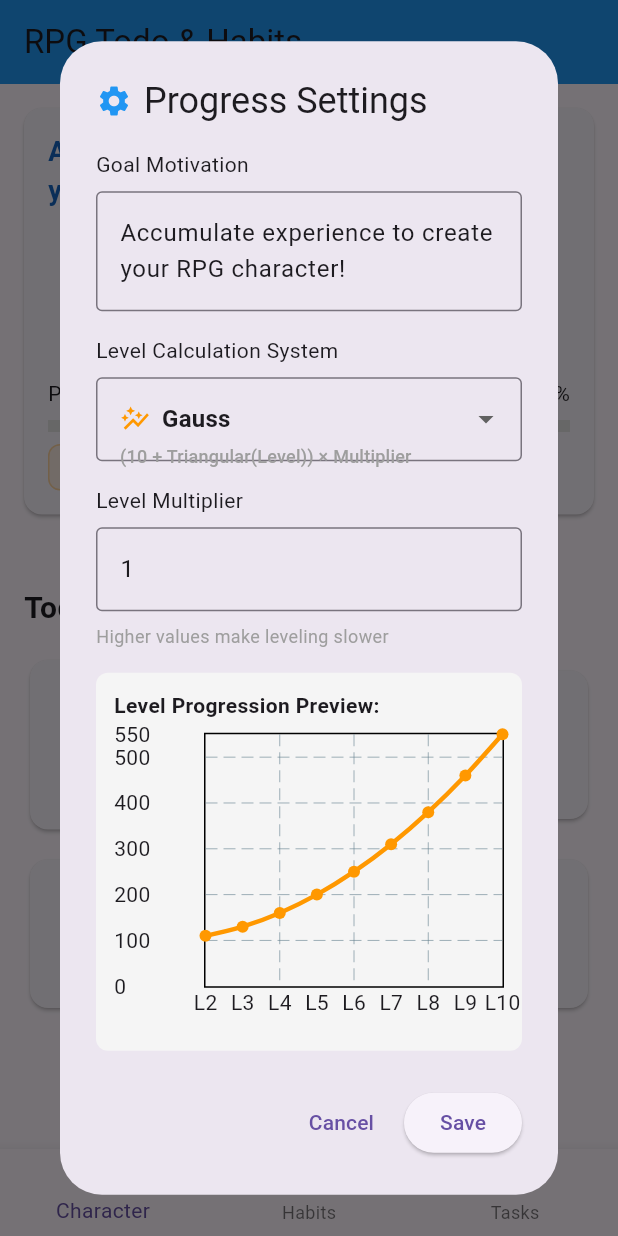
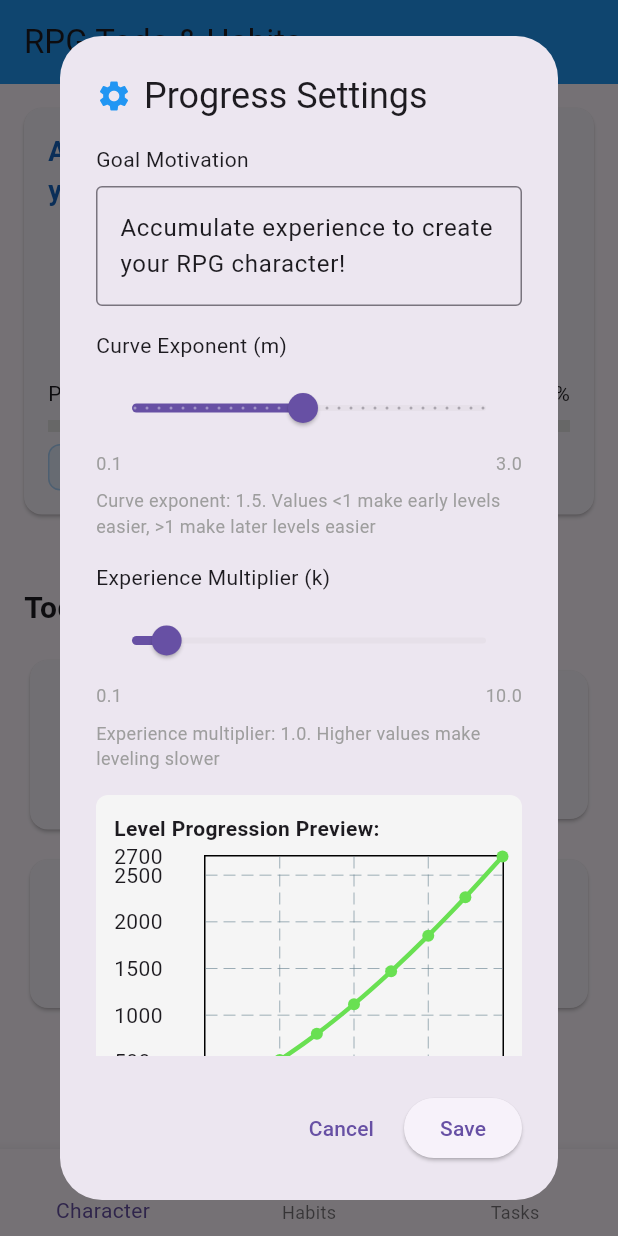
Before and after one commit to b-kucherepa/habit_to_do_some_level_up, a Flutter app: the screen it shows after launch, after a tap on "Initialize Stats", after a tap on the "settings" icon, on a phone screen of 412 x 824 dp. Run offline on Flutter 3.47's test engine with Material 3 defaults, Android fonts, the phone set to English and light mode, and no system bars; our stand-ins replace hive; accounts and stored records are empty.

Commit message:
feat: make level up system customizable

```diff
--- a/lib/models/character.dart
+++ b/lib/models/character.dart
@@ -21,10 +21,10 @@
   DateTime createdDate;
 
   @HiveField(5)
-  String levelSystem;
+  double curveExponent; // m - изгиб кривой
 
   @HiveField(6)
-  int multiplier;
+  double experienceMultiplier; // k - множитель опыта
 
   Character({
     required this.id,
@@ -32,8 +32,8 @@
     this.experience = 0,
     this.level = 1,
     required this.createdDate,
-    this.levelSystem = 'gauss',
-    this.multiplier = 1,
+    this.curveExponent = 1.5,
+    this.experienceMultiplier = 1.0, // по умолчанию 100 XP за уровень
   });
 
   void addExperience(int exp) {
@@ -50,29 +50,15 @@
   void updateLevel() {
     final oldLevel = level;
 
-    switch (levelSystem) {
-      case 'square':
-        level = (sqrt(experience / (100 * multiplier))).floor() + 1;
-        break;
-      case 'sqrt':
-        level = (pow(experience / (100 * multiplier), 2)).floor() + 1;
-        break;
-      case 'gauss':
-        // Решаем квадратное уравнение: level*(level-1)/2 * 10 = (experience/multiplier - 100)
-        final baseExp = experience / multiplier - 100;
-        if (baseExp <= 0) {
-          level = 1;
-        } else {
-          level = ((1 + sqrt(1 + 8 * baseExp / 10)) / 2).floor() + 1;
-        }
-        break;
-      case 'linear':
-      default:
-        level = (experience / (100 * multiplier)).floor() + 1;
-        break;
+    // Решаем уравнение: experience = experienceMultiplier * pow(level - 1, curveExponent)
+    // Находим уровень: level = pow(experience / experienceMultiplier, 1 / curveExponent) + 1
+    if (experience <= 0 || curveExponent == 0) {
+      level = 1;
+    } else {
+      final levelValue =
+          pow(experience / experienceMultiplier, 1 / curveExponent) + 1;
+      level = levelValue.floor().clamp(1, double.infinity).toInt();
     }
-
-    if (level < 1) level = 1;
 
     // Проверяем повышение уровня
     if (level > oldLevel) {
@@ -82,40 +68,27 @@
 
   // Опыт до следующего уровня
   int get experienceToNextLevel {
-    final nextLevelExp = getExperienceForLevel(level);
+    final nextLevelExp = getExperienceForLevel(level + 1);
     return (nextLevelExp - experience).ceil();
   }
 
   // Прогресс до следующего уровня (0.0 - 1.0)
   double get levelProgress {
-    final currentLevelExp = getExperienceForLevel(level - 1);
-    final nextLevelExp = getExperienceForLevel(level);
+    final currentLevelExp = getExperienceForLevel(level);
+    final nextLevelExp = getExperienceForLevel(level + 1);
     if (nextLevelExp <= currentLevelExp) return 1.0;
-    print('$currentLevelExp < $experience < $nextLevelExp');
     return (experience - currentLevelExp) / (nextLevelExp - currentLevelExp);
   }
 
   int getExperienceForLevel(int targetLevel) {
-    if (targetLevel < 1) return 0;
-
-    switch (levelSystem) {
-      case 'square':
-        return (pow(targetLevel, 2) * 100 * multiplier).round();
-      case 'sqrt':
-        return (sqrt(targetLevel) * 10).floor() * 10 * multiplier;
-      case 'gauss':
-        return (100 + ((targetLevel - 1) * targetLevel / 2) * 10 * multiplier)
-            .round();
-      case 'linear':
-      default:
-        return ((targetLevel) * 100 * multiplier).round();
-    }
+    if (targetLevel <= 1) return 0;
+    return (experienceMultiplier * pow(targetLevel - 1, curveExponent)).round();
   }
 
-  // Обновление системы уровней
-  void updateLevelSystem(String newSystem, int newMultiplier) {
-    levelSystem = newSystem;
-    multiplier = newMultiplier > 0 ? newMultiplier : 1;
+  // Обновление параметров кривой
+  void updateCurveParameters(double newExponent, double newMultiplier) {
+    curveExponent = newExponent;
+    experienceMultiplier = newMultiplier > 0 ? newMultiplier : 100.0;
     updateLevel();
   }
 }
--- a/lib/services/experience_service.dart
+++ b/lib/services/experience_service.dart
@@ -115,8 +115,8 @@
         experience: character.experience,
         level: character.level,
         createdDate: character.createdDate,
-        levelSystem: character.levelSystem,
-        multiplier: character.multiplier,
+        curveExponent: character.curveExponent,
+        experienceMultiplier: character.experienceMultiplier,
       );
 
       if (experience > 0) {
--- a/lib/services/hive_service.dart
+++ b/lib/services/hive_service.dart
@@ -32,8 +32,8 @@
       id: 'default',
       goal: 'Accumulate experience to create your RPG character!',
       createdDate: DateTime.now(),
-      levelSystem: 'linear',
-      multiplier: 1,
+      curveExponent: 1.5,
+      experienceMultiplier: 1,
     );
     charactersBox.add(character);
   }
--- a/lib/widgets/character_settings_dialog.dart
+++ b/lib/widgets/character_settings_dialog.dart
@@ -16,16 +16,15 @@
 
 class _CharacterSettingsDialogState extends State<CharacterSettingsDialog> {
   late TextEditingController _goalController;
-  late TextEditingController _multiplierController;
-  late String _selectedSystem;
+  late double _curveExponent;
+  late double _experienceMultiplier;
 
   @override
   void initState() {
     super.initState();
     _goalController = TextEditingController(text: widget.character.goal);
-    _multiplierController =
-        TextEditingController(text: widget.character.multiplier.toString());
-    _selectedSystem = widget.character.levelSystem;
+    _curveExponent = widget.character.curveExponent;
+    _experienceMultiplier = widget.character.experienceMultiplier;
   }
 
   @override
@@ -54,61 +53,74 @@
               maxLines: 2,
             ),
             SizedBox(height: 16),
-            Text('Level Calculation System'),
+            Text('Curve Exponent (m)'),
             SizedBox(height: 8),
-            DropdownButtonFormField<String>(
-              initialValue: _selectedSystem,
-              items: [
-                _buildSystemItem('linear', 'Linear', 'Level × 10 × Multiplier',
-                    Icons.trending_flat, Colors.blue),
-                _buildSystemItem(
-                    'square',
-                    'Square',
-                    '(Level-1)² × 10 × Multiplier',
-                    Icons.trending_up,
-                    Colors.purple),
-                _buildSystemItem(
-                    'sqrt',
-                    'Square Root',
-                    '√(Level-1) × 10 × Multiplier',
-                    Icons.trending_down,
-                    Colors.green),
-                _buildSystemItem(
-                    'gauss',
-                    'Gauss',
-                    '(10 + Triangular(Level)) × Multiplier',
-                    Icons.auto_graph,
-                    Colors.orange),
+            Column(
+              crossAxisAlignment: CrossAxisAlignment.start,
+              children: [
+                Slider(
+                  value: _curveExponent,
+                  min: 0.1,
+                  max: 3.0,
+                  divisions: 29, // (3.0 - 0.1) / 0.1 = 29 divisions
+                  label: _curveExponent.toStringAsFixed(1),
+                  onChanged: (value) {
+                    setState(() {
+                      _curveExponent = value;
+                    });
+                  },
+                ),
+                SizedBox(height: 4),
+                Row(
+                  mainAxisAlignment: MainAxisAlignment.spaceBetween,
+                  children: [
+                    Text('0.1',
+                        style: TextStyle(fontSize: 12, color: Colors.grey)),
+                    Text('3.0',
+                        style: TextStyle(fontSize: 12, color: Colors.grey)),
+                  ],
+                ),
               ],
-              onChanged: (value) {
-                setState(() {
-                  _selectedSystem = value!;
-                });
-              },
-              decoration: InputDecoration(border: OutlineInputBorder()),
-            ),
-            SizedBox(height: 16),
-            Text('Level Multiplier'),
-            SizedBox(height: 8),
-            TextField(
-              controller: _multiplierController,
-              decoration: InputDecoration(
-                hintText: 'Multiplier for XP requirements',
-                border: OutlineInputBorder(),
-              ),
-              keyboardType: TextInputType.number,
-              inputFormatters: [
-                LengthLimitingTextInputFormatter(2),
-                FilteringTextInputFormatter.digitsOnly
-              ],
-              onChanged: (value) {
-                setState(() {
-                  _selectedSystem = _selectedSystem;
-                });
-              },
             ),
             SizedBox(height: 8),
             Text(
+              'Curve exponent: ${_curveExponent.toStringAsFixed(1)}. '
+              'Values <1 make early levels easier, >1 make later levels easier',
+              style: TextStyle(fontSize: 12, color: Colors.grey),
+            ),
+            SizedBox(height: 16),
+            Text('Experience Multiplier (k)'),
+            SizedBox(height: 8),
+            Column(
+              crossAxisAlignment: CrossAxisAlignment.start,
+              children: [
+                Slider(
+                  value: _experienceMultiplier,
+                  min: 0.1,
+                  max: 10.0,
+                  divisions: 99, // (10.0 - 0.1) / 0.1 = 99 divisions
+                  label: _experienceMultiplier.toStringAsFixed(1),
+                  onChanged: (value) {
+                    setState(() {
+                      _experienceMultiplier = value;
+                    });
+                  },
+                ),
+                SizedBox(height: 4),
+                Row(
+                  mainAxisAlignment: MainAxisAlignment.spaceBetween,
+                  children: [
+                    Text('0.1',
+                        style: TextStyle(fontSize: 12, color: Colors.grey)),
+                    Text('10.0',
+                        style: TextStyle(fontSize: 12, color: Colors.grey)),
+                  ],
+                ),
+              ],
+            ),
+            SizedBox(height: 8),
+            Text(
+              'Experience multiplier: ${_experienceMultiplier.toStringAsFixed(1)}. '
               'Higher values make leveling slower',
               style: TextStyle(fontSize: 12, color: Colors.grey),
             ),
@@ -130,50 +142,21 @@
     );
   }
 
-  DropdownMenuItem<String> _buildSystemItem(
-      String value, String name, String formula, IconData icon, Color color) {
-    return DropdownMenuItem(
-      value: value,
-      child: Column(
-        crossAxisAlignment: CrossAxisAlignment.start,
-        children: [
-          Row(
-            children: [
-              Icon(icon, color: color, size: 20),
-              SizedBox(width: 8),
-              Text(name, style: TextStyle(fontWeight: FontWeight.bold)),
-            ],
-          ),
-          SizedBox(height: 4),
-          Text(
-            formula,
-            style: TextStyle(fontSize: 12, color: Colors.grey),
-          ),
-        ],
-      ),
-    );
-  }
-
   Widget _buildSystemPreview() {
-    final multiplier =
-        int.tryParse(_multiplierController.text) ?? widget.character.multiplier;
     final previewCharacter = Character(
       id: 'preview',
       goal: 'Preview',
       experience: 0,
       level: 1,
       createdDate: DateTime.now(),
-      levelSystem: _selectedSystem,
-      multiplier: multiplier,
+      curveExponent: _curveExponent,
+      experienceMultiplier:
+          _experienceMultiplier * 100, // Convert to actual XP values
     );
 
-    final lineColor = switch (_selectedSystem) {
-      'linear' => Colors.blue,
-      'square' => Colors.purple,
-      'sqrt' => Colors.green,
-      'gauss' => Colors.orange,
-      _ => Colors.blue
-    };
+    // Динамический цвет в зависимости от параметров
+    final hue = (220 - (_curveExponent / 3.0) * 220).clamp(0.0, 220.0);
+    final lineColor = HSLColor.fromAHSL(1.0, hue, 0.7, 0.6).toColor();
 
     return Container(
       width: double.infinity,
@@ -192,7 +175,7 @@
           SizedBox(height: 8),
           SizedBox(
             width: 500,
-            height: 200, // Фиксированная высота для графика
+            height: 200,
             child: LineChart(
               LineChartData(
                 gridData: FlGridData(show: true),
@@ -253,15 +236,18 @@
               ),
             ),
           ),
+          SizedBox(height: 8),
+          Text(
+            'Formula: XP = ${_experienceMultiplier.toStringAsFixed(1)} × (Level-1)^${_curveExponent.toStringAsFixed(1)}',
+            style: TextStyle(fontSize: 12, fontStyle: FontStyle.italic),
+            textAlign: TextAlign.center,
+          ),
         ],
       ),
     );
   }
 
   void _saveSettings() {
-    final multiplier =
-        int.tryParse(_multiplierController.text) ?? widget.character.multiplier;
-
     final updatedCharacter = Character(
       id: widget.character.id,
       goal: _goalController.text.isNotEmpty
@@ -270,8 +256,9 @@
       experience: widget.character.experience,
       level: widget.character.level,
       createdDate: widget.character.createdDate,
-      levelSystem: _selectedSystem,
-      multiplier: multiplier > 0 ? multiplier : 1,
+      curveExponent: _curveExponent,
+      experienceMultiplier:
+          _experienceMultiplier * 100, // Convert to actual XP values
     );
 
     // Пересчитываем уровень с новой системой
@@ -283,7 +270,6 @@
   @override
   void dispose() {
     _goalController.dispose();
-    _multiplierController.dispose();
     super.dispose();
   }
 }
--- a/lib/widgets/character_tab.dart
+++ b/lib/widgets/character_tab.dart
@@ -149,45 +149,22 @@
   }
 
   Widget _buildLevelSystemInfo(Character character) {
-    String systemName;
-    Color color;
-
-    switch (character.levelSystem) {
-      case 'square':
-        systemName = 'Square System';
-        color = Colors.purple;
-        break;
-      case 'sqrt':
-        systemName = 'Square Root System';
-        color = Colors.green;
-        break;
-      case 'gauss':
-        systemName = 'Gauss System';
-        color = Colors.orange;
-        break;
-      case 'linear':
-      default:
-        systemName = 'Linear System';
-        color = Colors.blue;
-        break;
-    }
-
     return Container(
       padding: EdgeInsets.symmetric(horizontal: 12, vertical: 6),
       decoration: BoxDecoration(
-        color: color.withOpacity(0.1),
+        color: Colors.blue.withOpacity(0.1),
         borderRadius: BorderRadius.circular(8),
-        border: Border.all(color: color.withOpacity(0.3)),
+        border: Border.all(color: Colors.blue.withOpacity(0.3)),
       ),
       child: Row(
         mainAxisSize: MainAxisSize.min,
         children: [
-          Icon(Icons.science, size: 16, color: color),
+          Icon(Icons.trending_up, size: 16, color: Colors.blue),
           SizedBox(width: 6),
           Text(
-            '$systemName (×${character.multiplier})',
+            'Curve: m=${character.curveExponent.toStringAsFixed(1)}, k=${character.experienceMultiplier.toInt()}',
             style: TextStyle(
-                fontSize: 12, color: color, fontWeight: FontWeight.bold),
+                fontSize: 12, color: Colors.blue, fontWeight: FontWeight.bold),
           ),
         ],
       ),
@@ -301,6 +278,8 @@
       id: 'default',
       goal: 'Accumulate experience to create your RPG character!',
       createdDate: DateTime.now(),
+      curveExponent: 1.5,
+      experienceMultiplier: 1.0,
     );
     _hiveService.charactersBox.add(character);
     setState(() {});
```
Also changed, not shown: lib/models/character.g.dart.
